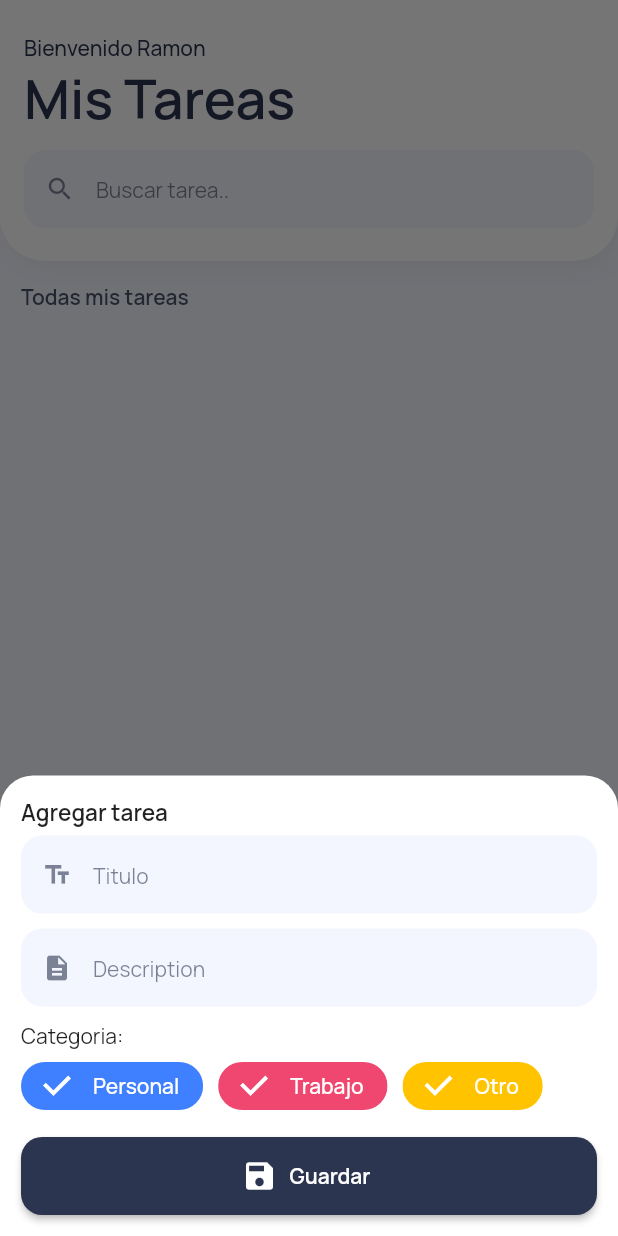
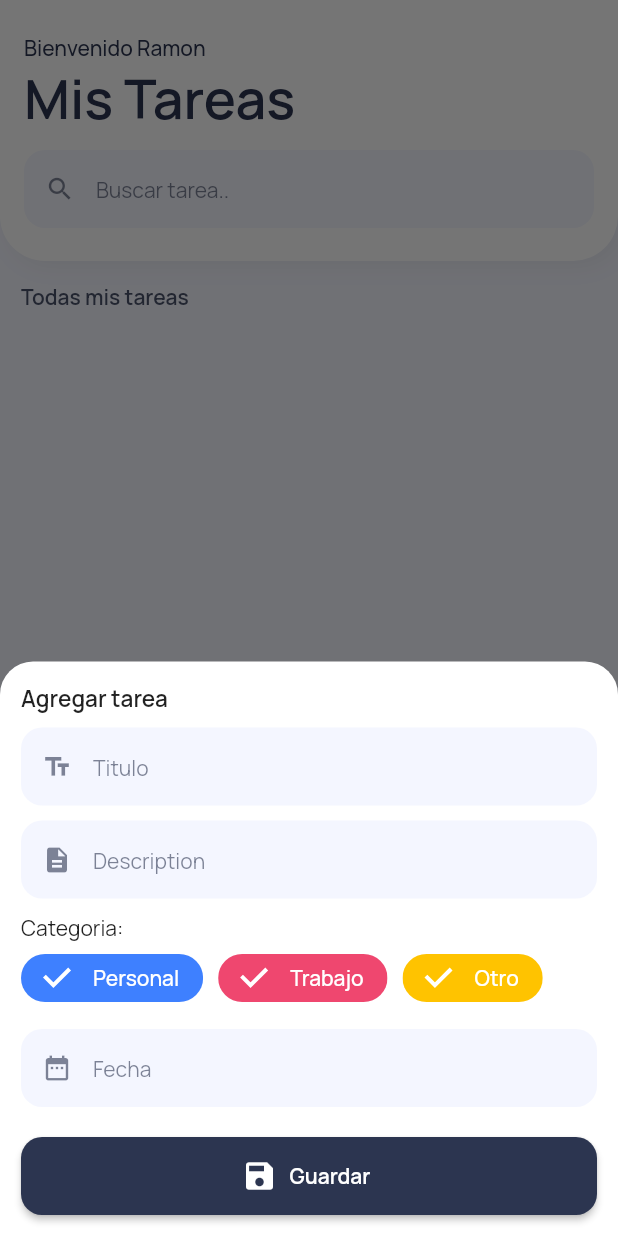
Before and after one commit to Luop98/tasks, a Flutter app: the screen it shows after launch, after a tap on "Nueva Traea", on a phone screen of 412 x 824 dp. Run offline on Flutter 3.47's test engine with Material 2 defaults, Android fonts, the phone set to English and light mode, and no system bars; our stand-ins replace cloud_firestore, firebase_core, google_fonts; accounts and stored records are empty.

Commit message:
decimo octavo video

```diff
--- a/lib/pages/home_page.dart
+++ b/lib/pages/home_page.dart
@@ -6,6 +6,8 @@ import 'package:tasks/ui/widgets/button_normal_widget.dart';
 import 'package:tasks/ui/widgets/general_widget.dart';
 import 'package:tasks/ui/widgets/item_task_widget.dart';
 import 'package:tasks/ui/widgets/textfield_normal_widget.dart';
+
+import '../ui/widgets/task_form_widget.dart';
 
 class HomePage extends StatelessWidget {
   CollectionReference tasksReference =
@@ -16,86 +18,8 @@ class HomePage extends StatelessWidget {
       context: context,
       backgroundColor: Colors.transparent,
       builder: (BuildContext context) {
-        return Container(
-          padding: const EdgeInsets.all(14.0),
-          decoration: BoxDecoration(
-            color: Colors.white,
-            borderRadius: BorderRadius.only(
-              topLeft: Radius.circular(22.0),
-              topRight: Radius.circular(22.0),
-            ),
-          ),
-          child: Column(
-            crossAxisAlignment: CrossAxisAlignment.start,
-            mainAxisSize: MainAxisSize.min,
-            children: [
-              Text(
-                "Agregar tarea",
-                style: TextStyle(
-                  fontWeight: FontWeight.w600,
-                  fontSize: 15.0,
-                ),
-              ),
-              divider6(),
-              TextFieldNormalWidget(
-                hintText: "Titulo",
-                icon: Icons.text_fields,
-              ),
-              divider10(),
-              TextFieldNormalWidget(
-                hintText: "Description",
-                icon: Icons.description,
-              ),
-              divider10(),
-              Text("Categoria: "),
-              Wrap(
-                crossAxisAlignment: WrapCrossAlignment.start,
-                runAlignment: WrapAlignment.start,
-                spacing: 10.0,
-                children: [
-                  FilterChip(
-                    selected: true,
-                    backgroundColor: kBranSecondaryColor,
-                    padding: const EdgeInsets.symmetric(horizontal: 8.0),
-                    selectedColor: categoryColor["Personal"],
-                    checkmarkColor: Colors.white,
-                    labelStyle: TextStyle(
-                      color: Colors.white,
-                    ),
-                    label: Text("Personal"),
-                    onSelected: (bool value) {},
-                  ),
-                   FilterChip(
-                    selected: true,
-                    backgroundColor: kBranSecondaryColor,
-                    padding: const EdgeInsets.symmetric(horizontal: 8.0),
-                    selectedColor: categoryColor["Trabajo"],
-                    checkmarkColor: Colors.white,
-                    labelStyle: TextStyle(
-                      color: Colors.white,
-                    ),
-                    label: Text("Trabajo"),
-                    onSelected: (bool value) {},
-                  ),
-                   FilterChip(
-                    selected: true,
-                    backgroundColor: kBranSecondaryColor,
-                    padding: const EdgeInsets.symmetric(horizontal: 8.0),
-                    selectedColor: categoryColor["Otro"],
-                    checkmarkColor: Colors.white,
-                    labelStyle: TextStyle(
-                      color: Colors.white,
-                    ),
-                    label: Text("Otro"),
-                    onSelected: (bool value) {},
-                  ),
-                ],
-              ),
-              divider10(),
-              ButtonNormalWidget(),
-            ],
-          ),
-        );
+        return TaskFormWidget();
+
       },
     );
   }
--- /dev/null
+++ b/lib/ui/widgets/task_form_widget.dart
@@ -0,0 +1,137 @@
+import 'package:flutter/material.dart';
+
+import '../general/colors.dart';
+import 'button_normal_widget.dart';
+import 'general_widget.dart';
+import 'textfield_normal_widget.dart';
+
+class TaskFormWidget extends StatefulWidget {
+  const TaskFormWidget({super.key});
+
+  @override
+  State<TaskFormWidget> createState() => _TaskFormWidgetState();
+}
+
+class _TaskFormWidgetState extends State<TaskFormWidget> {
+  showSelectDate() async {
+    DateTime? datetime = await showDatePicker(
+        context: context,
+        initialDate: DateTime.now(),
+        firstDate: DateTime(2022),
+        lastDate: DateTime(2030),
+        cancelText: "Cancelar",
+        confirmText: "Aceptar",
+        helpText: "Seleccionar Fecha",
+        builder: (BuildContext context, Widget? widget) {
+          return Theme(
+            data: ThemeData.dark().copyWith(
+              dialogBackgroundColor: Colors.white,
+              dialogTheme: DialogTheme(
+                elevation: 0,
+                backgroundColor: kBranPrimaryColor,
+                shape: RoundedRectangleBorder(
+                  borderRadius: BorderRadius.circular(18.0),
+                ),
+              ),
+              colorScheme: ColorScheme.dark(
+                primary: kBranPrimaryColor,
+              ),
+
+            ),
+            child: widget!,
+          );
+        },);
+  }
+
+  @override
+  Widget build(BuildContext context) {
+    return Container(
+      padding: const EdgeInsets.all(14.0),
+      decoration: BoxDecoration(
+        color: Colors.white,
+        borderRadius: BorderRadius.only(
+          topLeft: Radius.circular(22.0),
+          topRight: Radius.circular(22.0),
+        ),
+      ),
+      child: Column(
+        crossAxisAlignment: CrossAxisAlignment.start,
+        mainAxisSize: MainAxisSize.min,
+        children: [
+          Text(
+            "Agregar tarea",
+            style: TextStyle(
+              fontWeight: FontWeight.w600,
+              fontSize: 15.0,
+            ),
+          ),
+          divider10(),
+          TextFieldNormalWidget(
+            hintText: "Titulo",
+            icon: Icons.text_fields,
+          ),
+          divider10(),
+          TextFieldNormalWidget(
+            hintText: "Description",
+            icon: Icons.description,
+          ),
+          divider10(),
+          Text("Categoria: "),
+          Wrap(
+            crossAxisAlignment: WrapCrossAlignment.start,
+            runAlignment: WrapAlignment.start,
+            spacing: 10.0,
+            children: [
+              FilterChip(
+                selected: true,
+                backgroundColor: kBranSecondaryColor,
+                padding: const EdgeInsets.symmetric(horizontal: 8.0),
+                selectedColor: categoryColor["Personal"],
+                checkmarkColor: Colors.white,
+                labelStyle: TextStyle(
+                  color: Colors.white,
+                ),
+                label: Text("Personal"),
+                onSelected: (bool value) {},
+              ),
+              FilterChip(
+                selected: true,
+                backgroundColor: kBranSecondaryColor,
+                padding: const EdgeInsets.symmetric(horizontal: 8.0),
+                selectedColor: categoryColor["Trabajo"],
+                checkmarkColor: Colors.white,
+                labelStyle: TextStyle(
+                  color: Colors.white,
+                ),
+                label: Text("Trabajo"),
+                onSelected: (bool value) {},
+              ),
+              FilterChip(
+                selected: true,
+                backgroundColor: kBranSecondaryColor,
+                padding: const EdgeInsets.symmetric(horizontal: 8.0),
+                selectedColor: categoryColor["Otro"],
+                checkmarkColor: Colors.white,
+                labelStyle: TextStyle(
+                  color: Colors.white,
+                ),
+                label: Text("Otro"),
+                onSelected: (bool value) {},
+              ),
+            ],
+          ),
+          divider10(),
+          TextFieldNormalWidget(
+            hintText: "Fecha",
+            icon: Icons.date_range,
+            onTap: () {
+              showSelectDate();
+            },
+          ),
+          divider20(),
+          ButtonNormalWidget(),
+        ],
+      ),
+    );
+  }
+}
--- a/lib/ui/widgets/textfield_normal_widget.dart
+++ b/lib/ui/widgets/textfield_normal_widget.dart
@@ -4,15 +4,19 @@ import 'package:tasks/ui/general/colors.dart';
 class TextFieldNormalWidget extends StatelessWidget {
   String hintText;
   IconData icon;
+  Function? onTap;
 
   TextFieldNormalWidget({
     required this.hintText,
     required this.icon,
+    this.onTap,
   });
 
   @override
   Widget build(BuildContext context) {
     return TextField(
+      onTap: onTap != null? (){onTap!();}:null,
+      readOnly: onTap != null? true: false,
       decoration: InputDecoration(
         contentPadding:
             const EdgeInsets.symmetric(horizontal: 12.0, vertical: 15.0),
```
